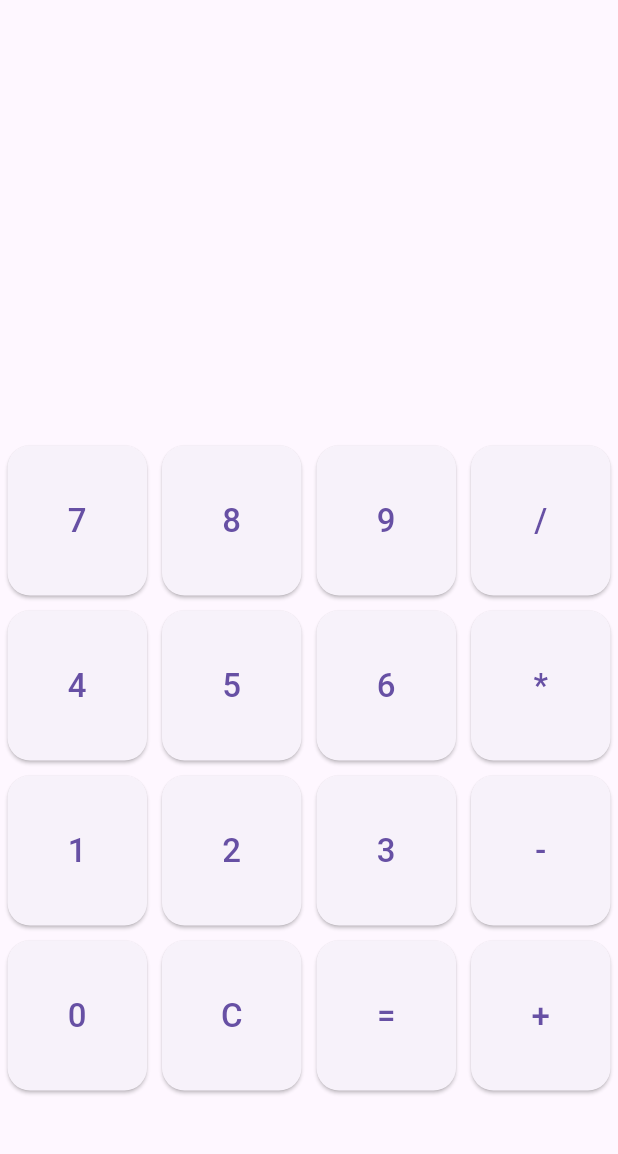
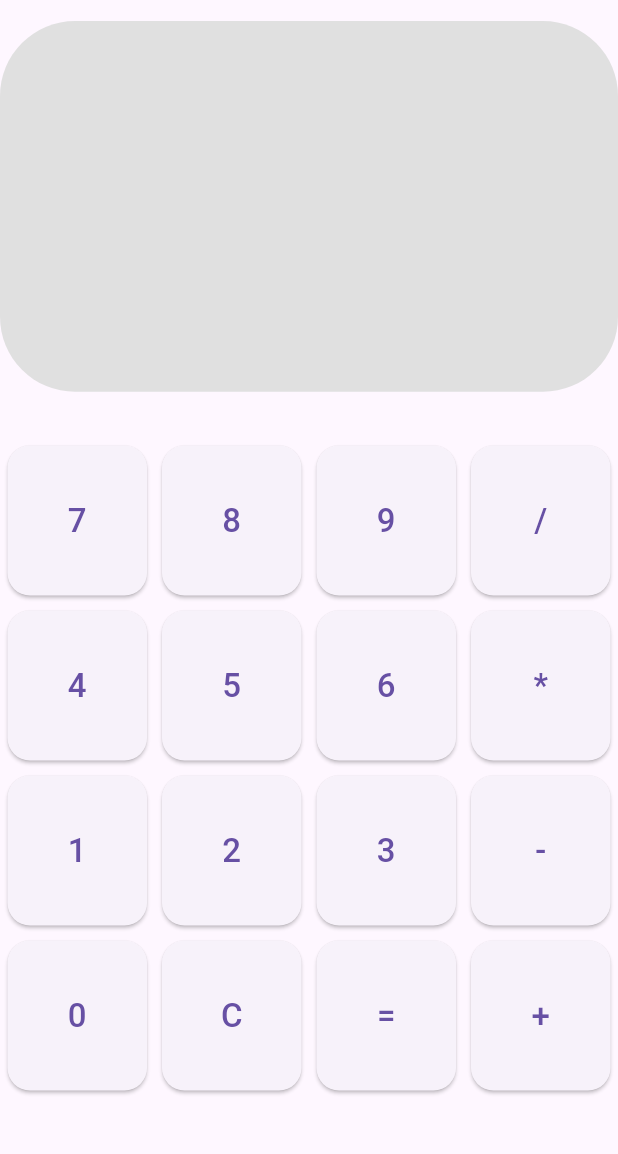
Before and after one commit to khaled883/calculator_app, a Flutter app: the screen it shows after launch, on a phone screen of 412 x 824 dp, the part 63-1217 px from its top. Run offline on Flutter 3.47's test engine with Material 3 defaults, Android fonts, the phone set to English and light mode, and no system bars.

Commit message:
changing colors

```diff
--- a/lib/screens/calculator_screen.dart
+++ b/lib/screens/calculator_screen.dart
@@ -82,8 +82,11 @@ class _CalculatorScreenState extends State<CalculatorScreen> {
       body: Column(
         children: [
           Container(
+            decoration: BoxDecoration(borderRadius: BorderRadius.circular(50),
+            color: Colors.grey[300],
+            ),
             height: MediaQuery.of(context).size.height*0.3,
-            color: Colors.transparent,
+
             alignment: Alignment.centerRight,
             padding: const EdgeInsets.all(16),
             child: Text(
```
